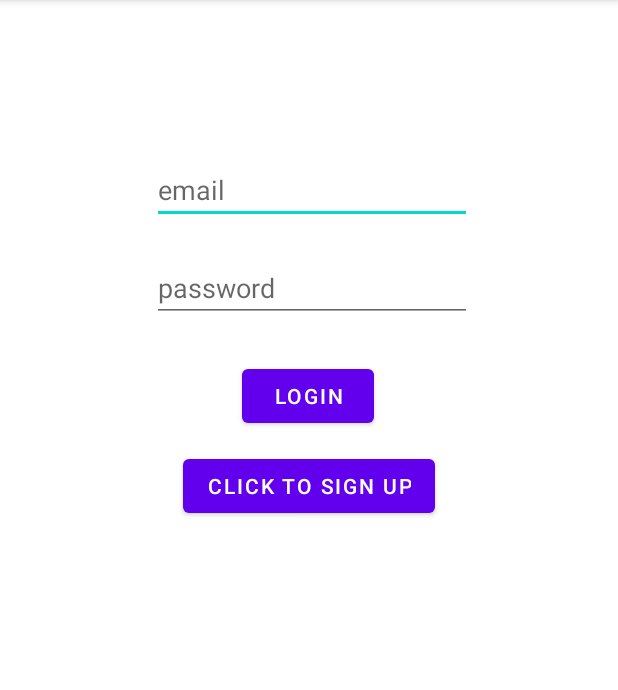
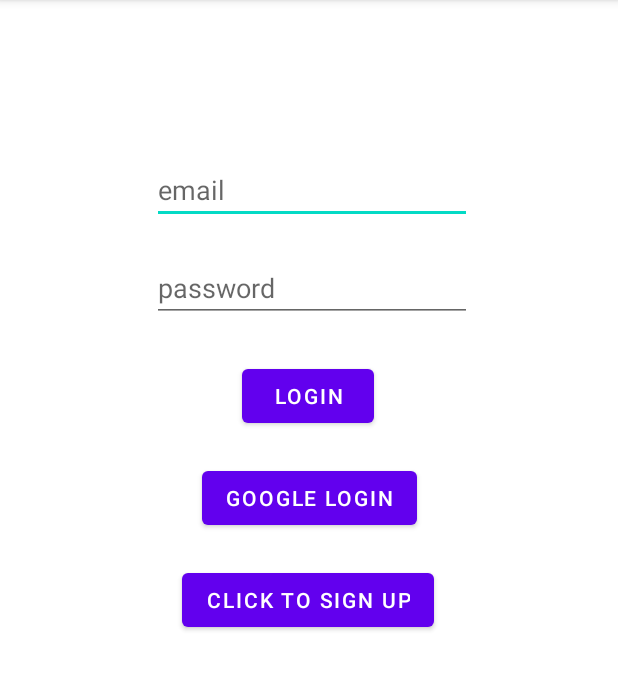
Before and after one commit to jaeyo03/PoisngOttae, an Android app: the screen it shows after launch (Login), after a tap on "LOGIN", on a phone screen of 412 x 824 dp, the part 84-774 px from its top. Run offline under Robolectric (Android 15) with nearby library versions, the phone set to English and light mode, and no system bars; our stand-ins replace Firebase (no records; nobody signed in at launch, a user with empty details on screens opened directly); 2 statements that could not run were skipped.

Commit message:
auto login and google login

```diff
--- a/app/build.gradle.kts
+++ b/app/build.gradle.kts
@@ -54,6 +54,7 @@ dependencies {
     implementation("androidx.navigation:navigation-ui-ktx:2.7.5")
     implementation("com.google.firebase:firebase-auth:22.3.0")
     implementation("androidx.legacy:legacy-support-v4:1.0.0")
+
     testImplementation("junit:junit:4.13.2")
     androidTestImplementation("androidx.test.ext:junit:1.1.5")
     androidTestImplementation("androidx.test.espresso:espresso-core:3.5.1")
@@ -78,6 +79,7 @@ dependencies {
     implementation("com.google.firebase:firebase-auth-ktx:22.3.0")
     implementation("com.google.firebase:firebase-analytics")
     implementation("com.google.firebase:firebase-core:21.1.0")
+    implementation("com.google.android.gms:play-services-auth:20.7.0")
 
     //언선 Implementation
     implementation("com.google.firebase:firebase-database")
--- a/app/src/main/java/com/example/posingottae/login/Login.kt
+++ b/app/src/main/java/com/example/posingottae/login/Login.kt
@@ -1,50 +1,140 @@
 package com.example.posingottae.login
 
+import android.app.Activity
 import android.content.Intent
 import android.os.Bundle
 import android.util.Log
-import android.widget.Button
+import android.widget.Toast
 import androidx.appcompat.app.AppCompatActivity
 import com.example.posingottae.MainActivity
 import com.example.posingottae.R
-import com.example.posingottae.login.SignUp
-import com.google.android.material.textfield.TextInputEditText
+import com.example.posingottae.databinding.ActivityCameraBinding
+import com.example.posingottae.databinding.ActivityLoginBinding
+import com.google.android.gms.auth.api.Auth
+import com.google.android.gms.auth.api.signin.GoogleSignIn
+import com.google.android.gms.auth.api.signin.GoogleSignInAccount
+import com.google.android.gms.auth.api.signin.GoogleSignInClient
+import com.google.android.gms.auth.api.signin.GoogleSignInOptions
 import com.google.firebase.Firebase
 import com.google.firebase.auth.FirebaseAuth
+import com.google.firebase.auth.FirebaseUser
 import com.google.firebase.auth.auth
+import com.google.firebase.auth.GoogleAuthProvider
+
+
 
 class Login : AppCompatActivity() {
     private lateinit var auth: FirebaseAuth
+    private var binding: ActivityLoginBinding? = null
 
+    var googleSignInClient: GoogleSignInClient? = null
 
+    val GOOGLE_LOGIN_CODE = 9001
     override fun onCreate(savedInstanceState: Bundle?) {
         super.onCreate(savedInstanceState)
-        setContentView(R.layout.activity_login)
+        binding = ActivityLoginBinding.inflate(layoutInflater)
+        setContentView(binding?.root)
+//        setContentView(R.layout.activity_login)
 
         auth = Firebase.auth
 
-        val loginBtn = findViewById<Button>(R.id.loginBtn)
-        loginBtn.setOnClickListener {
-            val email = findViewById<TextInputEditText>(R.id.emailLogin).text.toString()
-            val password = findViewById<TextInputEditText>(R.id.passwordLogin).text.toString()
+        // 구글 로그인 옵션
+        var gso = GoogleSignInOptions.Builder(GoogleSignInOptions.DEFAULT_SIGN_IN)
+            .requestIdToken(getString(R.string.googleClientId)).requestEmail().build()
 
-            auth.signInWithEmailAndPassword(email,password)
-                .addOnCompleteListener(this) {
-                        task ->
-                    if(task.isSuccessful) {
-                        Log.d("emaillogin","loginWithEmail : success")
-                        val intent = Intent(this, MainActivity::class.java)
-                        startActivity(intent)
-                    }
-                    else {
-                        Log.d("emaillogin","loginWithEmail : failure", task.exception)
+        // 구글 로그인 클래스
+        googleSignInClient = GoogleSignIn.getClient(this, gso)
+
+        // 구글 로그인 버튼
+        binding?.googleBtn?.setOnClickListener { googleLogin() }
+        // 일반 로그인 버튼
+        binding?.loginBtn?.setOnClickListener { emailLogin() }
+
+        // 회원가입
+        binding?.signUpBtn?.setOnClickListener { startActivity(Intent(this, SignUp::class.java)) }
+
+    }
+
+    private fun emailLogin() {
+        val email = binding?.emailLogin?.text.toString()
+        val password = binding?.passwordLogin?.text.toString()
+        if (email.isNullOrBlank() || email.isEmpty()) {
+            Toast.makeText(this, "Please enter your ID", Toast.LENGTH_SHORT).show()
+        } else {
+            if (password.isNullOrBlank() || password.isEmpty()) {
+                Toast.makeText(this, "Please enter your password", Toast.LENGTH_SHORT).show()
+            } else {
+                auth?.signInWithEmailAndPassword(
+                    binding?.emailLogin?.text.toString(),
+                    binding?.passwordLogin?.text.toString()
+                )?.addOnCompleteListener(this) { task ->
+                    if (task.isSuccessful) {
+                        // 아이디 생성이 완료되었을 때
+                        val name = auth?.currentUser?.displayName
+                        if (name == null) {
+                            Toast.makeText(this, "Welcome!", Toast.LENGTH_SHORT).show()
+                        }
+                        startActivity(Intent(this, MainActivity::class.java))
+                    } else {
+                        // 아이디 생성이 실패했을 경우
+                        Log.e("LogInActivity", "Fail to Login: ${task.exception?.message}")
+                        Toast.makeText(this, task.exception?.message, Toast.LENGTH_SHORT).show()
                     }
                 }
-        }
-        val signUpBtn = findViewById<Button>(R.id.signUpBtn)
-        signUpBtn.setOnClickListener {
-            val intent = Intent(this, SignUp::class.java)
-            startActivity(intent)
+
+
+            }
         }
     }
+
+    private fun googleLogin() {
+        googleSignInClient?.signOut()?.addOnCompleteListener(this) {
+            // 다시 시작 Google 로그인
+            var signInIntent = googleSignInClient?.signInIntent
+            signInIntent?.let {
+                startActivityForResult(it, GOOGLE_LOGIN_CODE)
+            }
+        }
+    }
+
+    override fun onActivityResult(requestCode: Int, resultCode: Int, data: Intent?) {
+        super.onActivityResult(requestCode, resultCode, data)
+            // 구글 승인 정보 가져오기
+        if (requestCode == GOOGLE_LOGIN_CODE && resultCode == Activity.RESULT_OK) {
+            val result = Auth.GoogleSignInApi.getSignInResultFromIntent(data!!)
+            if (result?.isSuccess == true) {
+                val account = result.signInAccount
+                firebaseAuthWithGoogle(account!!)
+            }
+        }
+    }
+
+    private fun firebaseAuthWithGoogle(account: GoogleSignInAccount) {
+        val credential = GoogleAuthProvider.getCredential(account.idToken, null)
+        auth?.signInWithCredential(credential)
+            ?.addOnCompleteListener {task ->
+                if (task.isSuccessful) {
+                    // 다음 페이지 호출
+                    Toast.makeText(this, "login success", Toast.LENGTH_SHORT).show()
+                    startActivity(Intent(this, MainActivity::class.java))
+                } else {
+                    startActivity(Intent(this, MainActivity::class.java))
+                }
+            }
+    }
+
+    override fun onStart() {
+        super.onStart()
+        val currentUser = auth?.currentUser
+        if (currentUser != null){
+
+            Toast.makeText(this, "login success", Toast.LENGTH_SHORT).show()
+            startActivity(Intent(this, MainActivity::class.java))
+        }
+        else{
+            startActivity(Intent(this, Login::class.java))
+        }
+    }
+
+
 }
--- a/app/src/main/res/layout/activity_login.xml
+++ b/app/src/main/res/layout/activity_login.xml
@@ -52,13 +52,21 @@
         android:layout_marginTop="10dp"
         app:layout_constraintTop_toBottomOf="@+id/emailLogin"/>
     <Button
-        android:text="Click to Sign Up"
-        android:layout_width="wrap_content"
-        android:layout_height="wrap_content"
-        android:id="@+id/signUpBtn"
-        android:layout_marginTop="12dp"
-        app:layout_constraintTop_toBottomOf="@+id/loginBtn" android:layout_marginEnd="121dp"
-        app:layout_constraintEnd_toEndOf="parent" app:layout_constraintStart_toStartOf="parent"
-        android:layout_marginStart="121dp"/>
+            android:text="Click to Sign Up"
+            android:layout_width="wrap_content"
+            android:layout_height="wrap_content"
+            android:id="@+id/signUpBtn"
+            android:layout_marginEnd="121dp"
+            app:layout_constraintEnd_toEndOf="parent" app:layout_constraintStart_toStartOf="parent"
+            android:layout_marginStart="121dp" app:layout_constraintHorizontal_bias="0.0"
+            android:layout_marginTop="20dp" app:layout_constraintTop_toBottomOf="@+id/googleBtn"/>
+<!--    <com.google.android.gms.common.SignInButton 이걸로 하면 앱이 실행이 안도미-->
+    <Button
+            android:text="Google Login"
+            android:layout_width="wrap_content"
+            android:layout_height="wrap_content" android:id="@+id/googleBtn"
+            app:layout_constraintStart_toStartOf="parent" android:layout_marginStart="121dp"
+            android:layout_marginEnd="121dp" app:layout_constraintEnd_toEndOf="parent" android:layout_marginTop="20dp"
+            app:layout_constraintTop_toBottomOf="@+id/loginBtn"/>
 
 </androidx.constraintlayout.widget.ConstraintLayout>
--- a/app/src/main/res/values/strings.xml
+++ b/app/src/main/res/values/strings.xml
@@ -5,5 +5,5 @@
     <string name="title_map">Near Gym</string>
     <string name="title_socialmedia">Social Media</string>
     <string name="title_mypage">My Page</string>
-    <string name="default_web_client_id" translatable="false">1070911644643-ltc3i2ocj4kar4dahcfrnt70oa9anu2l.apps.googleusercontent.com</string>
+
 </resources>
--- a/build.gradle.kts
+++ b/build.gradle.kts
@@ -1,10 +1,16 @@
 buildscript {
+//    repositories {
+//        google()
+//    }
     dependencies {
+
         classpath("com.google.gms:google-services:4.4.0")
         //밑에는 언선이가 추가한거
         classpath("com.android.tools.build:gradle:7.1.1")
     }
 }
+
+
 // Top-level build file where you can add configuration options common to all sub-projects/modules.
 plugins {
     id("com.android.application") version "8.1.1" apply false
```
Also changed, not shown: 1 other file.
